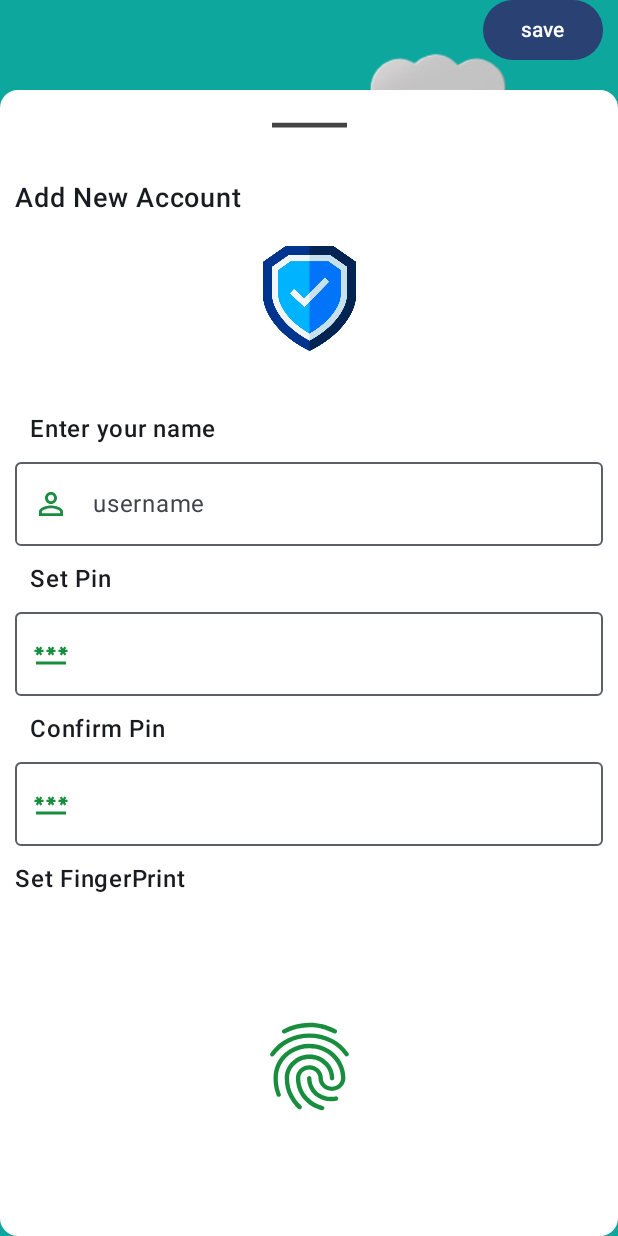
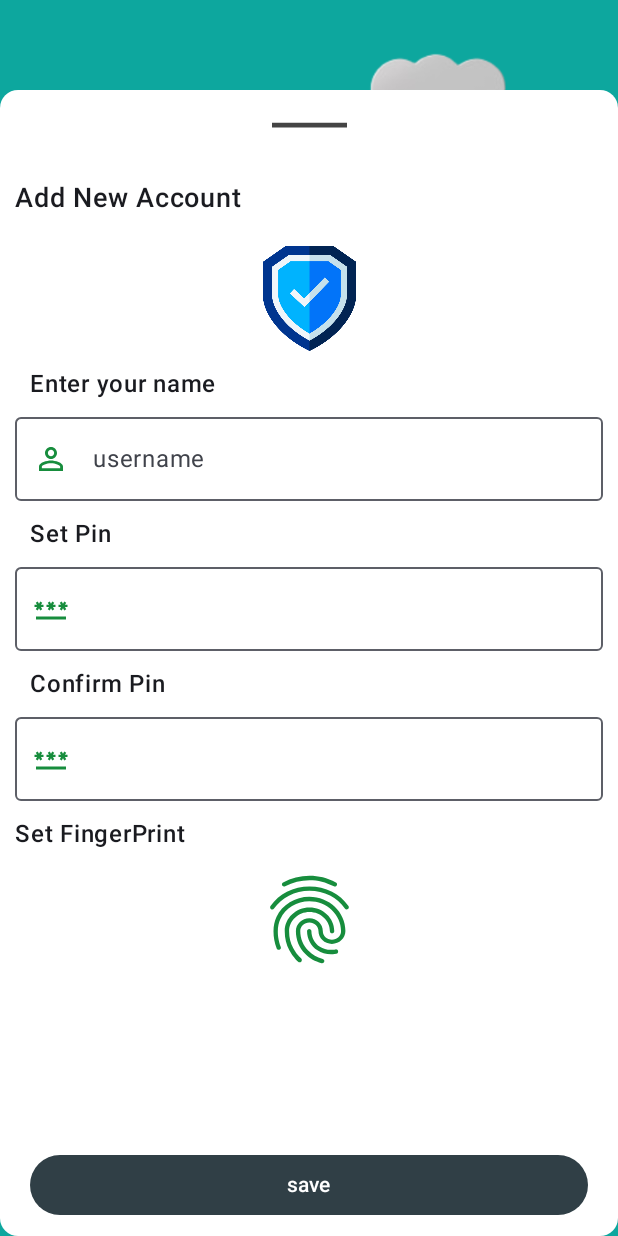
Before and after one commit to Areeb786123/PasswordManager, an Android app built with Jetpack Compose: the screen it shows after launch (MainActivity), on a phone screen of 412 x 824 dp. Run offline under Robolectric (Android 15) with nearby library versions, the phone set to English and light mode, and no system bars; our stand-ins replace Dagger/Hilt's generated code.

Commit message:
new auth screen

```diff
--- a/app/src/main/java/com/areeb/passwordmanager/ui/setUpScreen/SetUpScreen.kt
+++ b/app/src/main/java/com/areeb/passwordmanager/ui/setUpScreen/SetUpScreen.kt
@@ -4,6 +4,7 @@ import androidx.compose.foundation.Image
 import androidx.compose.foundation.background
 import androidx.compose.foundation.layout.Box
 import androidx.compose.foundation.layout.Spacer
+import androidx.compose.foundation.layout.fillMaxHeight
 import androidx.compose.foundation.layout.fillMaxSize
 import androidx.compose.foundation.layout.fillMaxWidth
 import androidx.compose.foundation.layout.height
@@ -13,11 +14,13 @@ import androidx.compose.foundation.layout.wrapContentHeight
 import androidx.compose.foundation.layout.wrapContentSize
 import androidx.compose.foundation.text.KeyboardOptions
 import androidx.compose.material3.Button
+import androidx.compose.material3.ButtonDefaults
 import androidx.compose.material3.Card
 import androidx.compose.material3.CardDefaults
 import androidx.compose.material3.ExperimentalMaterial3Api
 import androidx.compose.material3.OutlinedTextField
 import androidx.compose.material3.Text
+import androidx.compose.material3.TextFieldDefaults
 import androidx.compose.runtime.Composable
 import androidx.compose.runtime.getValue
 import androidx.compose.runtime.mutableStateOf
@@ -48,16 +51,9 @@ fun SetUpScreen(navHostController: NavHostController) {
         Image(
             painter = painterResource(id = R.drawable.ic_girl),
             contentDescription = "image",
-            modifier = Modifier.wrapContentSize().wrapContentHeight().align(Alignment.TopStart),
+            modifier = Modifier.wrapContentSize().wrapContentHeight().align(Alignment.TopCenter),
         )
 
-        Button(
-            onClick = { /*TODO*/ },
-            modifier = Modifier.width(90.dp).height(40.dp).align(Alignment.TopEnd)
-                .padding(end = 10.dp),
-        ) {
-            Text(text = "save")
-        }
         Body(navHostController = navHostController)
     }
 }
@@ -65,26 +61,60 @@ fun SetUpScreen(navHostController: NavHostController) {
 @Preview
 @Composable
 private fun Body(navHostController: NavHostController) {
+    var text by remember { mutableStateOf(TextFieldValue("")) }
+    var otp by remember { mutableStateOf("") }
+    var confirmOtp by remember { mutableStateOf("") }
+
     Card(
         modifier = Modifier
             .fillMaxSize()
-            .padding(
-                top = 60.dp,
-
-            ),
+            .padding(top = 60.dp),
         shape = CardDefaults.shape,
         colors = CardDefaults.cardColors(colorResource(id = R.color.white)),
     ) {
         Column(modifier = Modifier.fillMaxSize()) {
+            HeaderSection()
+            ImageSection()
+            InputSection(
+                text = text,
+                onValueChange = { text = it },
+                placeholder = "username",
+                leadingIcon = R.drawable.ic_person,
+            )
+            PinSection(otp = otp, onValueChange = { otp = it }, label = "Set Pin")
+            PinSection(otp = confirmOtp, onValueChange = { confirmOtp = it }, label = "Confirm Pin")
+            FingerprintSection()
+            Spacer(modifier = Modifier.padding(top = 8.dp))
+
+            Box(
+                modifier = Modifier.fillMaxHeight(),
+                contentAlignment = Alignment.BottomCenter,
+            ) {
+                Button(
+                    onClick = {
+
+                    },
+                    modifier = Modifier.fillMaxWidth().wrapContentHeight()
+                        .padding(end = 20.dp, start = 20.dp, bottom = 10.dp),
+                    colors = ButtonDefaults.buttonColors(colorResource(id = R.color.greish_black)),
+
+                    ) {
+                    Text(text = "save")
+                }
+            }
+        }
+    }
+}
+
+@Composable
+private fun HeaderSection() {
+    Column {
         Image(
             painter = painterResource(id = R.drawable.ic_drawer),
             contentDescription = "image",
-                modifier = Modifier
-                    .fillMaxWidth()
-                    .height(50.dp),
+            modifier = Modifier.fillMaxWidth().height(50.dp),
         )
         Spacer(modifier = Modifier.padding(top = 10.dp))
-
         Text(
             text = "Add New Account",
             textAlign = TextAlign.Start,
@@ -93,44 +123,27 @@ private fun Body(navHostController: NavHostController) {
             modifier = Modifier.padding(start = 10.dp),
         )
         Spacer(modifier = Modifier.padding(top = 20.dp))
+    }
+}
+
+@Composable
+private fun ImageSection() {
     Image(
         painter = painterResource(id = R.drawable.ic_pass),
-                modifier = Modifier
-                    .fillMaxWidth()
-                    .height(70.dp),
+        modifier = Modifier.fillMaxWidth().height(70.dp),
         contentDescription = "image",
     )
     Spacer(modifier = Modifier.padding(top = 10.dp))
-            UserName()
-            SetPin()
-            ConfirmPin()
-            Spacer(
-                modifier = Modifier.padding(top = 10.dp),
-            )
-            Text(
-                text = "Set FingerPrint",
-                modifier = Modifier.padding(start = 10.dp),
-                fontWeight = FontWeight.SemiBold,
-                fontSize = 16.sp,
-            )
-
-            Box(modifier = Modifier.fillMaxSize(), contentAlignment = Alignment.Center) {
-                Image(
-                    painter = painterResource(id = R.drawable.baseline_fingerprint_24),
-                    contentDescription = "image",
-                    modifier = Modifier.width(70.dp).height(70.dp),
-                    alignment = Alignment.Center,
-                )
-            }
-        }
-    }
 }
 
 @OptIn(ExperimentalMaterial3Api::class)
 @Composable
-private fun UserName() {
-    Spacer(modifier = Modifier.padding(top = 30.dp))
-    var text by remember { mutableStateOf(TextFieldValue("")) }
+private fun InputSection(
+    text: TextFieldValue,
+    onValueChange: (TextFieldValue) -> Unit,
+    placeholder: String,
+    leadingIcon: Int,
+) {
     Text(
         text = "Enter your name",
         textAlign = TextAlign.Start,
@@ -141,48 +154,36 @@ private fun UserName() {
     Spacer(modifier = Modifier.padding(top = 10.dp))
     OutlinedTextField(
         value = text,
-        onValueChange = {
-            text = it
-        },
-        modifier = Modifier
-            .fillMaxWidth()
-            .padding(start = 10.dp, end = 10.dp),
-        placeholder = { Text(text = "username") },
+        onValueChange = onValueChange,
+        modifier = Modifier.fillMaxWidth().padding(start = 10.dp, end = 10.dp),
+        placeholder = { Text(text = placeholder) },
         leadingIcon = {
             Image(
-                painter = painterResource(id = R.drawable.ic_person),
+                painter = painterResource(id = leadingIcon),
                 contentDescription = "image",
             )
         },
-
+        colors = TextFieldDefaults.outlinedTextFieldColors(colorResource(id = R.color.light_green)),
     )
+    Spacer(modifier = Modifier.padding(top = 10.dp))
 }
 
+@OptIn(ExperimentalMaterial3Api::class)
 @Composable
-private fun SetPin() {
-    Spacer(modifier = Modifier.padding(top = 10.dp))
+private fun PinSection(otp: String, onValueChange: (String) -> Unit, label: String) {
     Text(
-        text = "Set Pin",
+        text = label,
         textAlign = TextAlign.Start,
         fontSize = 16.sp,
         fontWeight = FontWeight.Medium,
         modifier = Modifier.padding(start = 20.dp),
     )
     Spacer(modifier = Modifier.padding(top = 10.dp))
-    OtpField()
-}
-
-@OptIn(ExperimentalMaterial3Api::class)
-@Composable
-fun OtpField() {
-    var otp by remember {
-        mutableStateOf("")
-    }
     OutlinedTextField(
         value = otp,
         onValueChange = {
             if (otp.length <= 3) {
-                otp = it
+                onValueChange(it)
             }
         },
         modifier = Modifier
@@ -198,48 +199,29 @@ fun OtpField() {
             autoCorrect = true,
             keyboardType = KeyboardType.Number,
         ),
+        colors = TextFieldDefaults.outlinedTextFieldColors(colorResource(id = R.color.light_green)),
     )
+    Spacer(modifier = Modifier.padding(top = 10.dp))
 }
 
 @Composable
-private fun ConfirmPin() {
-    Spacer(modifier = Modifier.padding(top = 10.dp))
+private fun FingerprintSection() {
     Text(
-        text = "Confirm Pin",
-        textAlign = TextAlign.Start,
+        text = "Set FingerPrint",
+        modifier = Modifier.padding(start = 10.dp),
+        fontWeight = FontWeight.SemiBold,
         fontSize = 16.sp,
-        fontWeight = FontWeight.Medium,
-        modifier = Modifier.padding(start = 20.dp),
     )
     Spacer(modifier = Modifier.padding(top = 10.dp))
-    ConfirmOtpField()
-}
-
-@OptIn(ExperimentalMaterial3Api::class)
-@Composable
-private fun ConfirmOtpField() {
-    var otp by remember {
-        mutableStateOf("")
-    }
-    OutlinedTextField(
-        value = otp,
-        onValueChange = {
-            if (otp.length <= 3) {
-                otp = it
-            }
-        },
-        modifier = Modifier
-            .padding(start = 10.dp, end = 10.dp)
-            .fillMaxWidth(),
-        leadingIcon = {
+    Box(
+        modifier = Modifier.fillMaxWidth().wrapContentHeight(),
+        contentAlignment = Alignment.Center,
+    ) {
         Image(
-                painter = painterResource(id = R.drawable.ic_password),
+            painter = painterResource(id = R.drawable.baseline_fingerprint_24),
             contentDescription = "image",
-            )
-        },
-        keyboardOptions = KeyboardOptions(
-            autoCorrect = true,
-            keyboardType = KeyboardType.Number,
-        ),
+            modifier = Modifier.width(70.dp).height(70.dp),
+            alignment = Alignment.Center,
         )
     }
+}
```
Lines whose indentation alone changed are shown as unchanged.
